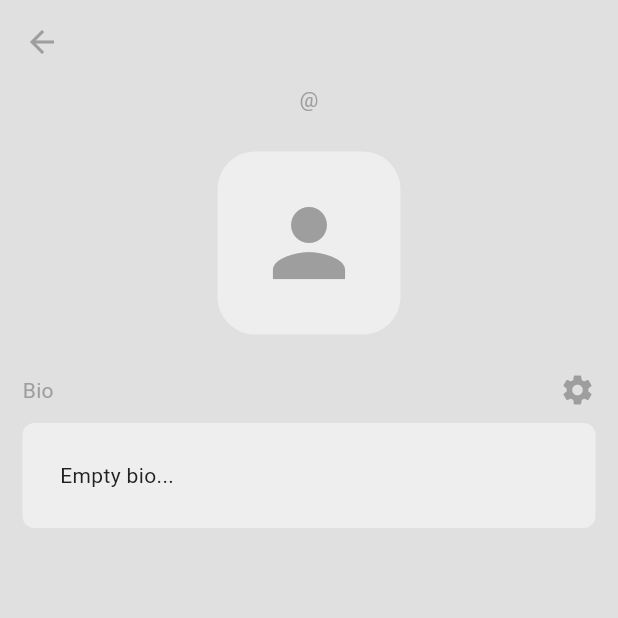
After one commit to SebastianBruce/twitter-clone, a Flutter app: the screen it shows once a user with an empty profile is signed in, in the side drawer, after a tap on "P R O F I L E", on a phone screen of 412 x 824 dp, the top half of it. The commit adds this screen. Run offline on Flutter 3.47's test engine with Material 3 defaults, Android fonts, the phone set to English and light mode, and no system bars; our stand-ins replace cloud_firestore, firebase_auth, firebase_core; accounts and stored records are empty.

Commit message:
save user to db after registering, implemented profiles, editing bio

```diff
--- /dev/null
+++ b/lib/components/my_bio_box.dart
@@ -0,0 +1,46 @@
+import 'package:flutter/material.dart';
+
+/*
+
+USER BIO BOX
+
+This is a simple box with text inside. We will use this for the user bio on
+their profile pages.
+
+------------------------------------------------------------------------------------------
+
+To use this widget, you just need:
+
+— text
+
+*/
+
+class MyBioBox extends StatelessWidget {
+  final String text;
+
+  const MyBioBox({super.key, required this.text});
+
+  // BUILD UI
+  @override
+  Widget build(BuildContext context) {
+    // Container
+    return Container(
+      decoration: BoxDecoration(
+        // Color
+        color: Theme.of(context).colorScheme.secondary,
+
+        // Curve corners
+        borderRadius: BorderRadius.circular(8),
+      ),
+
+      // Padding inside
+      padding: EdgeInsets.all(25),
+
+      // Text
+      child: Text(
+        text.isNotEmpty ? text : "Empty bio...",
+        style: TextStyle(color: Theme.of(context).colorScheme.inversePrimary),
+      ),
+    );
+  }
+}
--- a/lib/components/my_drawer.dart
+++ b/lib/components/my_drawer.dart
@@ -1,5 +1,6 @@
 import 'package:flutter/material.dart';
 import 'package:twitter_clone/components/my_drawer_tile.dart';
+import 'package:twitter_clone/pages/profile_page.dart';
 import 'package:twitter_clone/services/auth/auth_service.dart';
 import 'package:twitter_clone/pages/settings_page.dart';
 
@@ -60,12 +61,29 @@ class MyDrawer extends StatelessWidget {
                 title: "H O M E",
                 icon: Icons.home,
                 onTap: () {
-                  // pop menu since we are already at home
+                  // pop drawer since we are already at home
                   Navigator.pop(context);
                 },
               ),
 
               // profile list tile
+              MyDrawerTile(
+                title: "P R O F I L E",
+                icon: Icons.person,
+                onTap: () {
+                  // pop drawer
+                  Navigator.pop(context);
+
+                  // go to profile page
+                  Navigator.push(
+                    context,
+                    MaterialPageRoute(
+                      builder: (context) =>
+                          ProfilePage(uid: _auth.getCurrentUid()),
+                    ),
+                  );
+                },
+              ),
 
               // search list tile
 
@@ -74,7 +92,7 @@ class MyDrawer extends StatelessWidget {
                 title: "S E T T I N G S",
                 icon: Icons.settings,
                 onTap: () {
-                  // pop menu
+                  // pop drawer
                   Navigator.pop(context);
 
                   // go to settings page
--- a/lib/main.dart
+++ b/lib/main.dart
@@ -3,6 +3,7 @@ import 'package:flutter/material.dart';
 import 'package:provider/provider.dart';
 import 'package:twitter_clone/services/auth/auth_gate.dart';
 import 'package:twitter_clone/firebase_options.dart';
+import 'package:twitter_clone/services/database/database_provider.dart';
 import 'package:twitter_clone/themes/theme_provider.dart';
 
 void main() async {
@@ -12,8 +13,14 @@ void main() async {
 
   // run app
   runApp(
-    ChangeNotifierProvider(
-      create: (context) => ThemeProvider(),
+    MultiProvider(
+      providers: [
+        // theme provider
+        ChangeNotifierProvider(create: (context) => ThemeProvider()),
+
+        // database provider
+        ChangeNotifierProvider(create: (context) => DatabaseProvider()),
+      ],
       child: const MyApp(),
     ),
   );
--- /dev/null
+++ b/lib/models/user.dart
@@ -0,0 +1,68 @@
+/*
+
+USER PROFILE
+
+This is what every user should have for their profile.
+
+---------------------------------------------------------------------------------
+
+— uid
+— name
+— email
+- username
+— bio
+- profile photo
+
+*/
+
+import 'package:cloud_firestore/cloud_firestore.dart';
+
+class UserProfile {
+  final String uid;
+  final String name;
+  final String email;
+  final String username;
+  final String bio;
+
+  UserProfile({
+    required this.uid,
+    required this.name,
+    required this.email,
+    required this.username,
+    required this.bio,
+  });
+
+  /*
+
+    firebase -> app
+    convert firestore document to a user profile to use in app
+
+    */
+
+  factory UserProfile.fromDocument(DocumentSnapshot doc) {
+    return UserProfile(
+      uid: doc['uid'],
+      name: doc['name'],
+      email: doc['email'],
+      username: doc['username'],
+      bio: doc['bio'],
+    );
+  }
+
+  /*
+
+    app -> firebase
+    convert a user profile to a map to store in firebase
+
+    */
+
+  Map<String, dynamic> toMap() {
+    return {
+      'uid': uid,
+      'name': name,
+      'email': email,
+      'username': username,
+      'bio': bio,
+    };
+  }
+}
--- /dev/null
+++ b/lib/pages/profile_page.dart
@@ -0,0 +1,178 @@
+import 'package:flutter/material.dart';
+import 'package:provider/provider.dart';
+import 'package:twitter_clone/components/my_bio_box.dart';
+import 'package:twitter_clone/components/my_input_alert_box.dart';
+import 'package:twitter_clone/models/user.dart';
+import 'package:twitter_clone/services/auth/auth_service.dart';
+import 'package:twitter_clone/services/database/database_provider.dart';
+
+/*
+
+PROFILE PAGE
+
+This is a profile page for a given uid
+
+*/
+
+class ProfilePage extends StatefulWidget {
+  // user id
+  final String uid;
+
+  const ProfilePage({super.key, required this.uid});
+
+  @override
+  State<ProfilePage> createState() => _ProfilePageState();
+}
+
+class _ProfilePageState extends State<ProfilePage> {
+  // providers
+  late final databaseProvider = Provider.of<DatabaseProvider>(
+    context,
+    listen: false,
+  );
+
+  // user info
+  UserProfile? user;
+  String currentUserId = AuthService().getCurrentUid();
+
+  // text controller for bio
+  final bioTextController = TextEditingController();
+
+  // loading
+  bool _isLoading = true;
+
+  // on startup
+  @override
+  void initState() {
+    super.initState();
+
+    // load user info
+    loadUser();
+  }
+
+  Future<void> loadUser() async {
+    // get the user profile info
+    user = await databaseProvider.userProfile(widget.uid);
+
+    // finished loading
+    setState(() {
+      _isLoading = false;
+    });
+  }
+
+  // show edit bio box
+  void _showEditBioBox() {
+    showDialog(
+      context: context,
+      builder: (context) => MyInputAlertBox(
+        textController: bioTextController,
+        hintText: "Edit bio...",
+        onPressed: saveBio,
+        onPressedText: "Save",
+      ),
+    );
+  }
+
+  Future<void> saveBio() async {
+    // start loading
+    setState(() {
+      _isLoading = true;
+    });
+
+    // update bio
+    await databaseProvider.updateBio(bioTextController.text);
+
+    // reload user
+    await loadUser();
+
+    // finish loading
+    setState(() {
+      _isLoading = false;
+    });
+  }
+
+  // BUILD UI
+  @override
+  Widget build(BuildContext context) {
+    // SCAFFOLD
+    return Scaffold(
+      backgroundColor: Theme.of(context).colorScheme.surface,
+      // App Bar
+      appBar: AppBar(
+        title: Text(
+          _isLoading ? '' : user!.name,
+          style: TextStyle(color: Theme.of(context).colorScheme.primary),
+        ),
+        centerTitle: true,
+        foregroundColor: Theme.of(context).colorScheme.primary,
+      ),
+
+      // Body
+      body: Padding(
+        padding: const EdgeInsets.symmetric(horizontal: 15.0),
+        child: ListView(
+          children: [
+            // username handle
+            Center(
+              child: Text(
+                _isLoading ? '' : '@${user!.username}',
+                style: TextStyle(color: Theme.of(context).colorScheme.primary),
+              ),
+            ),
+
+            const SizedBox(height: 25),
+
+            // profile picture
+            Center(
+              child: Container(
+                decoration: BoxDecoration(
+                  color: Theme.of(context).colorScheme.secondary,
+                  borderRadius: BorderRadius.circular(25),
+                ),
+                padding: const EdgeInsets.all(25),
+                child: Icon(
+                  Icons.person,
+                  size: 72,
+                  color: Theme.of(context).colorScheme.primary,
+                ),
+              ),
+            ),
+
+            const SizedBox(height: 25),
+
+            // profile stats -> number of posts / followers / following
+
+            // follow / unfollow button
+
+            // edit bio
+            Row(
+              mainAxisAlignment: MainAxisAlignment.spaceBetween,
+              children: [
+                Text(
+                  "Bio",
+                  style: TextStyle(
+                    color: Theme.of(context).colorScheme.primary,
+                  ),
+                ),
+                GestureDetector(
+                  onTap: _showEditBioBox,
+                  child: Icon(
+                    Icons.settings,
+                    color: Theme.of(context).colorScheme.primary,
+                  ),
+                ),
+              ],
+            ),
+
+            const SizedBox(height: 10),
+
+            // bio SizedBox
+            MyBioBox(text: _isLoading ? '...' : user!.bio),
+
+            // list of posts from user
+          ],
+        ),
+      ),
+    );
+  }
+}
--- /dev/null
+++ b/lib/services/database/database_provider.dart
@@ -0,0 +1,46 @@
+/*
+
+DATABASE PROVIDER
+
+This provider is to separate the firestore data handling and the UI of our app.
+
+------------------------------------------------------------------------------------------------
+
+— The database service class handles data to and from firebase
+— The database provider class processes the data to display in our app
+
+This is to make our code much more modular, cleaner, and easier to read and test.
+Particularly as the number of pages grow, we need this provider to properly manage
+the different states of the app.
+
+- Also, if one day, we decide to change our backend (from firebase to something use)
+then it's much easier to manage and switch out different databases.
+
+*/
+
+import 'package:flutter/material.dart';
+import 'package:twitter_clone/models/user.dart';
+import 'package:twitter_clone/services/database/database_service.dart';
+
+class DatabaseProvider extends ChangeNotifier {
+  /*
+
+  SERVICES
+
+  */
+
+  // get db & auth service
+  final _db = DatabaseService();
+
+  /*
+
+  USER PROFILE
+
+  */
+
+  // get user profile given uid
+  Future<UserProfile?> userProfile(String uid) => _db.getUserFromFirebase(uid);
+
+  // update user bio
+  Future<void> updateBio(String bio) => _db.updateUserBioInFirebase(bio);
+}
--- /dev/null
+++ b/lib/services/database/database_service.dart
@@ -0,0 +1,127 @@
+/*
+
+DATABASE SERVICE
+
+This class handles all the data from and to firebase.
+
+----------------------------------------------------------------------------
+
+— User profile
+- Post message
+- Likes
+- Comments
+- Account stuff ( report / block / delete account )
+- Follow / unfollow
+- Search users
+
+*/
+
+import 'package:cloud_firestore/cloud_firestore.dart';
+import 'package:firebase_auth/firebase_auth.dart';
+import 'package:twitter_clone/models/user.dart';
+import 'package:twitter_clone/services/auth/auth_service.dart';
+
+class DatabaseService {
+  // get instance of firebase db & auth
+  final _db = FirebaseFirestore.instance;
+  final _auth = FirebaseAuth.instance;
+
+  /*
+
+  USER PROFILE
+
+  When a new user registers, we create an account for them and store their
+  details in the database to display in the app
+
+  */
+
+  // save user info
+  Future<void> saveUserInfoInFirebase({
+    required String name,
+    required String email,
+  }) async {
+    // get current uid
+    String uid = _auth.currentUser!.uid;
+
+    // extract username from email
+    String username = email.split('@')[0];
+
+    // create a user profile
+    UserProfile user = UserProfile(
+      uid: uid,
+      name: name,
+      email: email,
+      username: username,
+      bio: '',
+    );
+
+    // convert user into a map so that we can store in firebase
+    final userMap = user.toMap();
+
+    // save user info in firebase
+    await _db.collection("Users").doc(uid).set(userMap);
+  }
+
+  // get user info
+  Future<UserProfile?> getUserFromFirebase(String uid) async {
+    try {
+      // retrieve user doc from firebase
+      DocumentSnapshot userDoc = await _db.collection("Users").doc(uid).get();
+
+      // convert doc to user profile
+      return UserProfile.fromDocument(userDoc);
+    } catch (e) {
+      print(e);
+      return null;
+    }
+  }
+
+  // Update user bio
+  Future<void> updateUserBioInFirebase(String bio) async {
+    // get current uid
+    String uid = AuthService().getCurrentUid();
+
+    // attempt to update in firebase
+    try {
+      await _db.collection("Users").doc(uid).update({'bio': bio});
+    } catch (e) {
+      print(e);
+    }
+  }
+
+  /*
+
+  POST MESSAGE
+
+  */
+
+  /*
+
+  LIKES
+
+  */
+
+  /*
+
+  COMMENTS
+
+  */
+
+  /*
+
+  ACCOUNT STUFF
+
+  */
+
+  /*
+
+  FOLLOW
+
+  */
+
+  /*
+
+  SEARCH
+
+  */
+}
--- a/pubspec.yaml
+++ b/pubspec.yaml
@@ -37,6 +37,7 @@ dependencies:
   provider: ^6.1.5+1
   firebase_core: ^4.2.1
   firebase_auth: ^6.1.2
+  cloud_firestore: ^6.1.0
 
 dev_dependencies:
   flutter_test:
```
Also changed, not shown: lib/components/my_input_alert_box.dart (added, +114 -0 lines), lib/pages/register_page.dart (+9 -1 lines), pubspec.lock.
